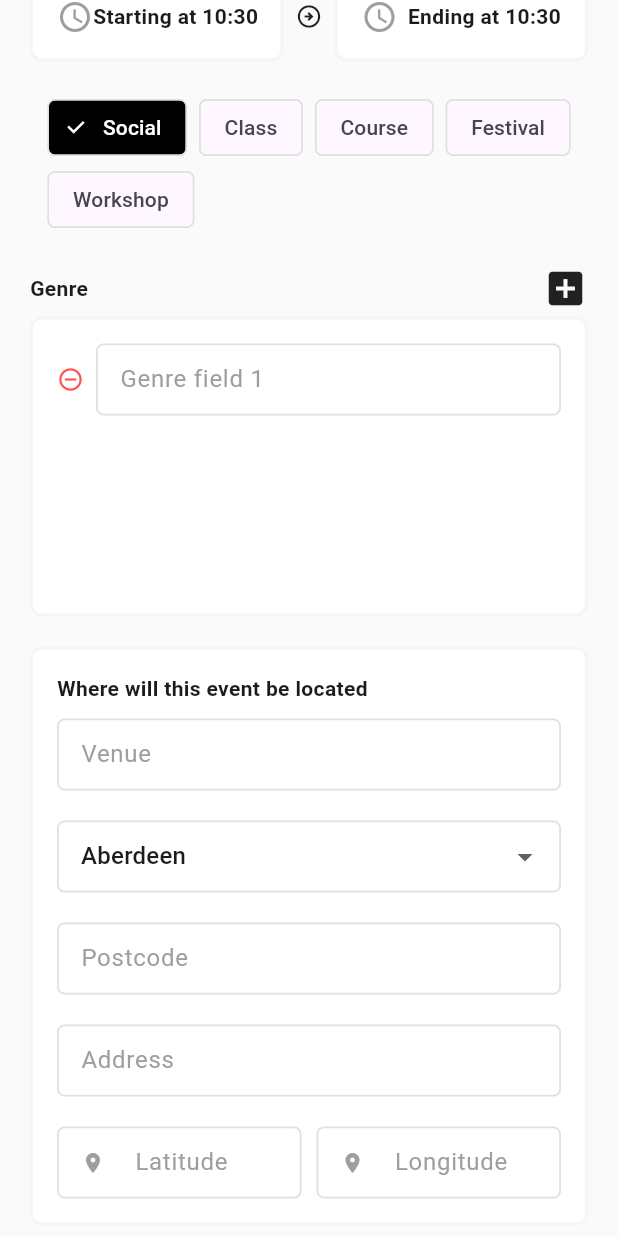
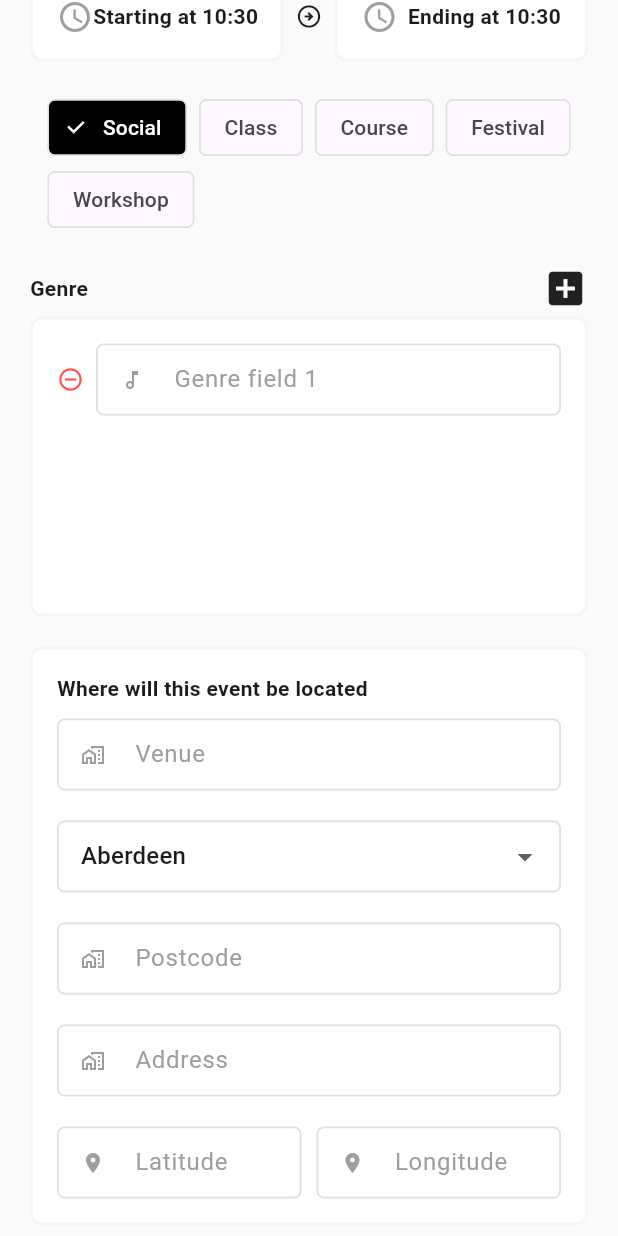
Before and after one commit to theartofnonso/dancepass-web, a Flutter app: the screen it shows after launch, scrolled down 576 dp, on a phone screen of 412 x 824 dp. Run offline on Flutter 3.47's test engine with Material 2 defaults, Android fonts, the phone set to English and light mode, and no system bars; network calls fail; statements that could not run were skipped.

Commit message:
Update main.dart

```diff
--- a/lib/main.dart
+++ b/lib/main.dart
@@ -889,6 +889,11 @@ class _MyHomePageState extends State<MyHomePage> {
                                       child: CTextFormField(
                                         controller: _genreFormControllers[index],
                                         type: TextInputType.text,
+                                        prefixIcon: const Icon(
+                                          Icons.music_note_outlined,
+                                          color: Colors.grey,
+                                          size: 16,
+                                        ),
                                         label: 'Genre field ${index + 1}',
                                       ),
                                     ),
@@ -920,6 +925,11 @@ class _MyHomePageState extends State<MyHomePage> {
                         CTextFormField(
                           controller: _venueController,
                           type: TextInputType.streetAddress,
+                          prefixIcon: const Icon(
+                            Icons.maps_home_work_outlined,
+                            color: Colors.grey,
+                            size: 16,
+                          ),
                           label: 'Venue',
                         ),
                         const SizedBox(
@@ -943,6 +953,11 @@ class _MyHomePageState extends State<MyHomePage> {
                         CTextFormField(
                             controller: _postcodeController,
                             type: TextInputType.streetAddress,
+                            prefixIcon: const Icon(
+                              Icons.maps_home_work_outlined,
+                              color: Colors.grey,
+                              size: 16,
+                            ),
                             label: 'Postcode',
                             onChanged: (value) {
                               if (value != null) {
@@ -955,6 +970,11 @@ class _MyHomePageState extends State<MyHomePage> {
                         CTextFormField(
                             controller: _addressController,
                             type: TextInputType.streetAddress,
+                            prefixIcon: const Icon(
+                              Icons.maps_home_work_outlined,
+                              color: Colors.grey,
+                              size: 16,
+                            ),
                             label: 'Address',
                             onChanged: (value) {
                               if (value != null) {
@@ -1041,6 +1061,11 @@ class _MyHomePageState extends State<MyHomePage> {
                     CTextFormField(
                       controller: _hostController,
                       type: TextInputType.name,
+                      prefixIcon: const Icon(
+                        Icons.verified_outlined,
+                        color: Colors.grey,
+                        size: 16,
+                      ),
                       label: 'Host',
                     ),
                     const SizedBox(
@@ -1133,7 +1158,7 @@ class _MyHomePageState extends State<MyHomePage> {
                                         shouldValidate: false,
                                         type: TextInputType.text,
                                         prefixIcon: const Icon(
-                                          Icons.person,
+                                          Icons.perm_identity_rounded,
                                           color: Colors.grey,
                                           size: 16,
                                         ),
@@ -1205,6 +1230,11 @@ class _MyHomePageState extends State<MyHomePage> {
                                         controller: _timelineDescriptionControllers[index],
                                         type: TextInputType.text,
                                         label: 'Timeline field ${index + 1}',
+                                        prefixIcon: const Icon(
+                                          Icons.timeline_rounded,
+                                          color: Colors.grey,
+                                          size: 16,
+                                        ),
                                         shouldValidate: false,
                                         onChanged: (_) {
                                           _setTimelineSummary(index, _timelineDescriptionControllers[index].text, _timelineTimes[index]);
@@ -1214,8 +1244,8 @@ class _MyHomePageState extends State<MyHomePage> {
                                     const SizedBox(
                                       width: 8,
                                     ),
-                                    GestureDetector(
-                                        onTap: () => _selectTimelinePeriod(index),
+                                    ElevatedButton(
+                                        onPressed: () => _selectTimelinePeriod(index),
                                         child: const Icon(
                                           Icons.access_time_outlined,
                                           size: 18,
```
